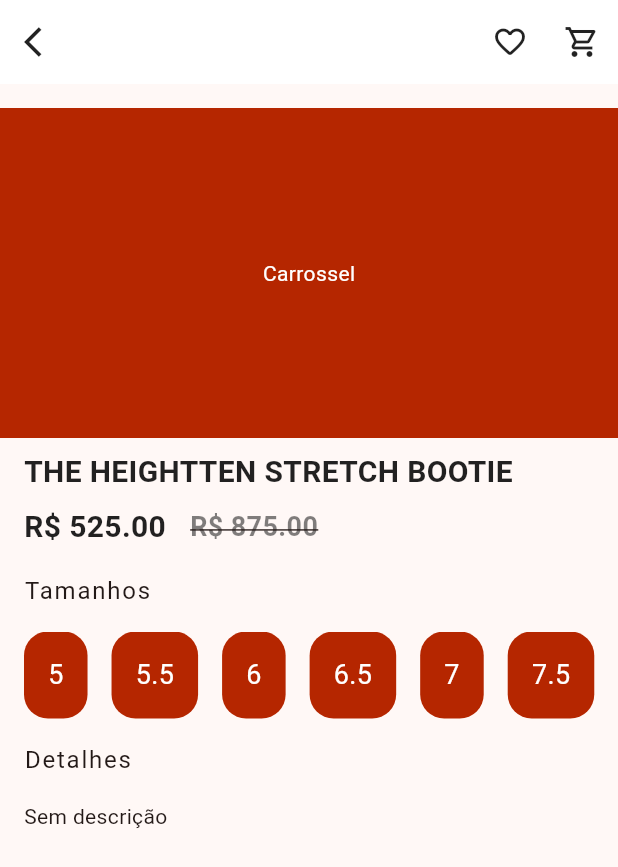
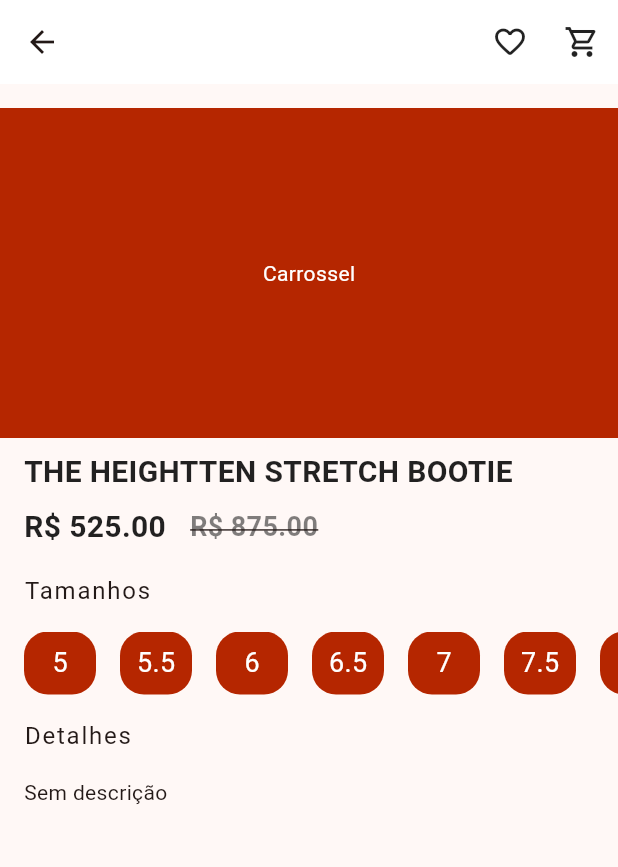
Before and after one commit to gabrielwbenatti/kp-merch, a Flutter app: the screen it shows after launch, after a tap on "THE HEIGHTTEN STRETCH BOOTIE", on a phone screen of 412 x 824 dp. Shown: the top 867 px of the screen. Run offline on Flutter 3.47's test engine with Material 2 defaults, Android fonts, the phone set to English and light mode, and no system bars.

Commit message:
refatoração de componente

```diff
--- a/app_kp_merch/lib/app/modules/home/home_screen.dart
+++ b/app_kp_merch/lib/app/modules/home/home_screen.dart
@@ -36,6 +36,8 @@ class _KpHomeScreenState extends State<KpHomeScreen> {
         ProductSizesModel('6.5'),
         ProductSizesModel('7'),
         ProductSizesModel('7.5'),
+        ProductSizesModel('8'),
+        ProductSizesModel('8.5'),
       ],
     ),
     ProductModel('Product 2 - katy perry collections sandals ', amount: 515),
--- a/app_kp_merch/lib/app/modules/products/product_detail.dart
+++ b/app_kp_merch/lib/app/modules/products/product_detail.dart
@@ -20,22 +20,7 @@ class KpProductView extends StatelessWidget {
   @override
   Widget build(BuildContext context) {
     return Scaffold(
-      appBar: _appBar(context),
-      body: _body(context),
-    );
-  }
-
-  PreferredSizeWidget _appBar(BuildContext context) {
-    return AppBar(
-      leading: IconButton(
-        icon: Icon(
-          Icons.arrow_back_ios,
-          color: KpTheme.kPrimaryBlack,
-        ),
-        onPressed: () {
-          Navigator.of(context).pop();
-        },
-      ),
+      appBar: AppBar(
         backgroundColor: KpTheme.kPrimaryWhite,
         elevation: 0.00,
         actions: [
@@ -54,21 +39,19 @@ class KpProductView extends StatelessWidget {
             ),
           ),
         ],
-    );
-  }
-
-  Widget _body(BuildContext context) {
-    return SingleChildScrollView(
+      ),
+      body: SingleChildScrollView(
         child: Column(
           crossAxisAlignment: CrossAxisAlignment.start,
           children: [
-          ImagesCarouselWidget(),
+            const ImagesCarouselWidget(),
             ProductTitle(product),
             ProductPrice(product),
             if (product.sizes != null) ProductSizesWidget(product),
             ProductDetailsWidget(product),
           ],
         ),
+      ),
     );
   }
 }
--- a/app_kp_merch/lib/app/modules/products/widgets/product_sizes_widget.dart
+++ b/app_kp_merch/lib/app/modules/products/widgets/product_sizes_widget.dart
@@ -52,10 +52,13 @@ class ProductSizeItemWidget extends StatelessWidget {
       margin: isLast
           ? EdgeInsets.symmetric(horizontal: KpTheme.kDefaultPadding)
           : EdgeInsets.only(left: KpTheme.kDefaultPadding),
-      padding: EdgeInsets.all(KpTheme.kDefaultPadding),
+      padding: EdgeInsets.all(KpTheme.kDefaultPadding / 2),
+      width: KpTheme.kDefaultPadding * 3,
       decoration: BoxDecoration(
         color: KpTheme.kPrimaryColor,
-          borderRadius: BorderRadius.circular(KpTheme.kDefaultRadius)),
+        borderRadius: BorderRadius.circular(KpTheme.kDefaultRadius),
+      ),
+      child: Center(
         child: Text(
           size,
           style: TextStyle(
@@ -63,6 +66,7 @@ class ProductSizeItemWidget extends StatelessWidget {
             fontSize: 18.0,
           ),
         ),
+      ),
     );
   }
 }
--- a/app_kp_merch/lib/app/widgets/kp_product_horizontal.dart
+++ b/app_kp_merch/lib/app/widgets/kp_product_horizontal.dart
@@ -15,7 +15,7 @@ class KpProductHorizontal extends StatelessWidget {
 
   @override
   Widget build(BuildContext context) {
-    return InkWell(
+    return ListTile(
       onTap: () {
         Navigator.of(context).push(
           MaterialPageRoute(
@@ -23,31 +23,18 @@ class KpProductHorizontal extends StatelessWidget {
           ),
         );
       },
-      child: Container(
-        color: KpTheme.kPrimaryWhite,
-        padding: EdgeInsets.symmetric(
-          horizontal: KpTheme.kDefaultPadding,
-          vertical: KpTheme.kDefaultPadding / 2,
-        ),
-        child: Row(
-          children: [
-            Container(
+      leading: Container(
         margin: EdgeInsets.only(right: KpTheme.kDefaultPadding / 2),
         decoration: BoxDecoration(
           color: KpTheme.kPrimaryColor,
           borderRadius: BorderRadius.circular(
-                  KpTheme.kDefaultPadding,
+            KpTheme.kDefaultRadius / 2,
           ),
         ),
-              width: 60,
-              height: 60,
+        width: 48,
+        height: 48,
       ),
-            Expanded(
-              child: Column(
-                crossAxisAlignment: CrossAxisAlignment.start,
-                children: [
-                  SizedBox(
-                    child: Text(
+      title: Text(
         product.name,
         maxLines: 1,
         overflow: TextOverflow.ellipsis,
@@ -55,19 +42,12 @@ class KpProductHorizontal extends StatelessWidget {
           fontSize: 18.0,
         ),
       ),
-                  ),
-                  Text(
+      subtitle: Text(
         'R\$ ${product.amount.toStringAsFixed(2)}',
         style: const TextStyle(
           fontSize: 16.0,
         ),
       ),
-                ],
-              ),
-            ),
-          ],
-        ),
-      ),
     );
   }
 }
```
Lines whose indentation alone changed are shown as unchanged.
